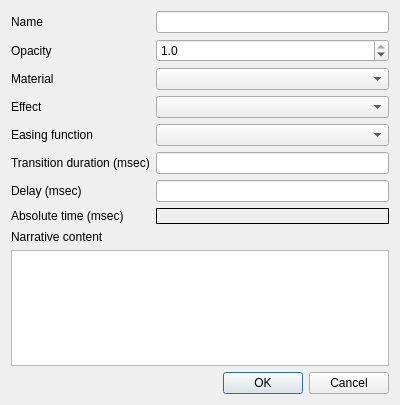
Above: ui/keyframedialog.ui from minorua/Qgis2threejs before the change. Below: the same form after it.
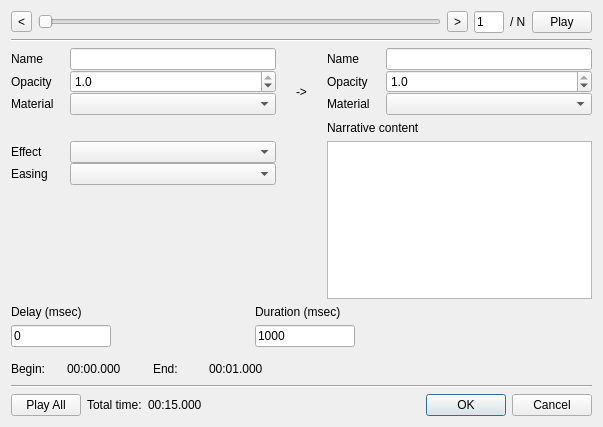
That is the form after the change.

Commit message:
show properties of two consecutive keyframes on the left side and right side of the keyframe dialog
- set dialog title, show absolute time and so on

What changed in the file:
```diff
--- a/ui/keyframedialog.ui
+++ b/ui/keyframedialog.ui
@@ -6,131 +6,359 @@
    <rect>
     <x>0</x>
     <y>0</y>
-    <width>400</width>
-    <height>405</height>
+    <width>603</width>
+    <height>427</height>
    </rect>
   </property>
+  <property name="minimumSize">
+   <size>
+    <width>500</width>
+    <height>0</height>
+   </size>
+  </property>
   <property name="windowTitle">
    <string>Keyframe</string>
   </property>
   <layout class="QVBoxLayout" name="verticalLayout">
    <item>
-    <layout class="QFormLayout" name="formLayout">
+    <layout class="QHBoxLayout" name="horizontalLayout">
+     <item>
+      <widget class="QToolButton" name="toolButtonPrev">
+       <property name="text">
+        <string>&lt;</string>
+       </property>
+      </widget>
+     </item>
+     <item>
+      <widget class="QSlider" name="horizontalSlider">
+       <property name="orientation">
+        <enum>Qt::Horizontal</enum>
+       </property>
+      </widget>
+     </item>
+     <item>
+      <widget class="QToolButton" name="toolButtonNext">
+       <property name="text">
+        <string>&gt;</string>
+       </property>
+      </widget>
+     </item>
+     <item>
+      <widget class="QLineEdit" name="lineEditCurrentKF">
+       <property name="maximumSize">
+        <size>
+         <width>30</width>
+         <height>16777215</height>
+        </size>
+       </property>
+       <property name="text">
+        <string>1</string>
+       </property>
+       <property name="readOnly">
+        <bool>true</bool>
+       </property>
+      </widget>
+     </item>
+     <item>
+      <widget class="QLabel" name="labelKFCount">
+       <property name="text">
+        <string>/ N</string>
+       </property>
+      </widget>
+     </item>
+     <item>
+      <widget class="QPushButton" name="pushButtonPlay">
+       <property name="maximumSize">
+        <size>
+         <width>60</width>
+         <height>16777215</height>
+        </size>
+       </property>
+       <property name="text">
+        <string>Play</string>
+       </property>
+      </widget>
+     </item>
+    </layout>
+   </item>
+   <item>
+    <widget class="Line" name="line2">
+     <property name="orientation">
+      <enum>Qt::Horizontal</enum>
+     </property>
+    </widget>
+   </item>
+   <item>
+    <layout class="QGridLayout" name="gridLayout">
+     <property name="horizontalSpacing">
+      <number>20</number>
+     </property>
+     <item row="2" column="2">
+      <widget class="QTextEdit" name="textEdit"/>
+     </item>
      <item row="0" column="0">
-      <widget class="QLabel" name="labelName">
-       <property name="text">
-        <string>Name</string>
-       </property>
-      </widget>
+      <layout class="QFormLayout" name="formLayout">
+       <item row="0" column="0">
+        <widget class="QLabel" name="labelName">
+         <property name="minimumSize">
+          <size>
+           <width>60</width>
+           <height>0</height>
+          </size>
+         </property>
+         <property name="text">
+          <string>Name</string>
+         </property>
+        </widget>
+       </item>
+       <item row="0" column="1">
+        <widget class="QLineEdit" name="lineEditName"/>
+       </item>
+       <item row="1" column="0">
+        <widget class="QLabel" name="labelOpacity">
+         <property name="minimumSize">
+          <size>
+           <width>60</width>
+           <height>0</height>
+          </size>
+         </property>
+         <property name="text">
+          <string>Opacity</string>
+         </property>
+        </widget>
+       </item>
+       <item row="1" column="1">
+        <widget class="QDoubleSpinBox" name="doubleSpinBoxOpacity">
+         <property name="inputMethodHints">
+          <set>Qt::ImhDigitsOnly</set>
+         </property>
+         <property name="decimals">
+          <number>1</number>
+         </property>
+         <property name="maximum">
+          <double>1.000000000000000</double>
+         </property>
+         <property name="singleStep">
+          <double>0.100000000000000</double>
+         </property>
+         <property name="value">
+          <double>1.000000000000000</double>
+         </property>
+        </widget>
+       </item>
+       <item row="2" column="0">
+        <widget class="QLabel" name="labelMaterial">
+         <property name="minimumSize">
+          <size>
+           <width>60</width>
+           <height>0</height>
+          </size>
+         </property>
+         <property name="text">
+          <string>Material</string>
+         </property>
+        </widget>
+       </item>
+       <item row="2" column="1">
+        <widget class="QComboBox" name="comboBoxMaterial"/>
+       </item>
+      </layout>
      </item>
-     <item row="0" column="1">
-      <widget class="QLineEdit" name="lineEditName"/>
-     </item>
-     <item row="5" column="0">
-      <widget class="QLabel" name="labelDuration">
+     <item row="1" column="2">
+      <widget class="QLabel" name="labelNarration">
        <property name="text">
-        <string>Transition duration (msec)</string>
+        <string>Narrative content</string>
        </property>
       </widget>
      </item>
-     <item row="5" column="1">
-      <widget class="QLineEdit" name="lineEditDuration"/>
-     </item>
-     <item row="6" column="0">
-      <widget class="QLabel" name="labelDelay">
+     <item row="0" column="1" rowspan="2">
+      <widget class="QLabel" name="labelArrow">
        <property name="text">
-        <string>Delay (msec)</string>
-       </property>
-      </widget>
-     </item>
-     <item row="6" column="1">
-      <widget class="QLineEdit" name="lineEditDelay"/>
-     </item>
-     <item row="7" column="0">
-      <widget class="QLabel" name="labelTime_2">
-       <property name="text">
-        <string>Absolute time (msec)</string>
-       </property>
-      </widget>
-     </item>
-     <item row="7" column="1">
-      <widget class="QLabel" name="labelTime">
-       <property name="frameShape">
-        <enum>QFrame::Box</enum>
-       </property>
-       <property name="text">
-        <string/>
-       </property>
-      </widget>
-     </item>
-     <item row="1" column="0">
-      <widget class="QLabel" name="labelOpacity">
-       <property name="text">
-        <string>Opacity</string>
-       </property>
-      </widget>
-     </item>
-     <item row="1" column="1">
-      <widget class="QDoubleSpinBox" name="doubleSpinBoxOpacity">
-       <property name="inputMethodHints">
-        <set>Qt::ImhDigitsOnly</set>
-       </property>
-       <property name="decimals">
-        <number>1</number>
-       </property>
-       <property name="maximum">
-        <double>1.000000000000000</double>
-       </property>
-       <property name="singleStep">
-        <double>0.100000000000000</double>
-       </property>
-       <property name="value">
-        <double>1.000000000000000</double>
+        <string>-&gt;</string>
        </property>
       </widget>
      </item>
      <item row="2" column="0">
-      <widget class="QLabel" name="labelMaterial">
-       <property name="text">
-        <string>Material</string>
-       </property>
-      </widget>
+      <layout class="QFormLayout" name="formLayout3">
+       <item row="1" column="0">
+        <widget class="QLabel" name="labelEasing">
+         <property name="minimumSize">
+          <size>
+           <width>60</width>
+           <height>0</height>
+          </size>
+         </property>
+         <property name="text">
+          <string>Easing</string>
+         </property>
+        </widget>
+       </item>
+       <item row="1" column="1">
+        <widget class="QComboBox" name="comboBoxEasing"/>
+       </item>
+       <item row="0" column="0">
+        <widget class="QLabel" name="labelEffect">
+         <property name="minimumSize">
+          <size>
+           <width>60</width>
+           <height>0</height>
+          </size>
+         </property>
+         <property name="text">
+          <string>Effect</string>
+         </property>
+        </widget>
+       </item>
+       <item row="0" column="1">
+        <widget class="QComboBox" name="comboBoxEffect"/>
+       </item>
+      </layout>
      </item>
-     <item row="2" column="1">
-      <widget class="QComboBox" name="comboBoxMaterial"/>
+     <item row="0" column="2">
+      <layout class="QFormLayout" name="formLayout2">
+       <item row="0" column="0">
+        <widget class="QLabel" name="labelName2">
+         <property name="minimumSize">
+          <size>
+           <width>60</width>
+           <height>0</height>
+          </size>
+         </property>
+         <property name="text">
+          <string>Name</string>
+         </property>
+        </widget>
+       </item>
+       <item row="0" column="1">
+        <widget class="QLineEdit" name="lineEditName2"/>
+       </item>
+       <item row="1" column="0">
+        <widget class="QLabel" name="labelOpacity2">
+         <property name="minimumSize">
+          <size>
+           <width>60</width>
+           <height>0</height>
+          </size>
+         </property>
+         <property name="text">
+          <string>Opacity</string>
+         </property>
+        </widget>
+       </item>
+       <item row="1" column="1">
+        <widget class="QDoubleSpinBox" name="doubleSpinBoxOpacity2">
+         <property name="inputMethodHints">
+          <set>Qt::ImhDigitsOnly</set>
+         </property>
+         <property name="decimals">
+          <number>1</number>
+         </property>
+         <property name="maximum">
+          <double>1.000000000000000</double>
+         </property>
+         <property name="singleStep">
+          <double>0.100000000000000</double>
+         </property>
+         <property name="value">
+          <double>1.000000000000000</double>
+         </property>
+        </widget>
+       </item>
+       <item row="2" column="0">
+        <widget class="QLabel" name="labelMaterial2">
+         <property name="text">
+          <string>Material</string>
+         </property>
+        </widget>
+       </item>
+       <item row="2" column="1">
+        <widget class="QComboBox" name="comboBoxMaterial2"/>
+       </item>
+      </layout>
      </item>
-     <item row="3" column="0">
-      <widget class="QLabel" name="labelEffect">
-       <property name="text">
-        <string>Effect</string>
+    </layout>
+   </item>
+   <item>
+    <layout class="QGridLayout" name="gridLayout2">
+     <item row="0" column="4">
+      <spacer name="horizontalSpacer2">
+       <property name="orientation">
+        <enum>Qt::Horizontal</enum>
        </property>
-      </widget>
+       <property name="sizeHint" stdset="0">
+        <size>
+         <width>40</width>
+         <height>20</height>
+        </size>
+       </property>
+      </spacer>
      </item>
-     <item row="3" column="1">
-      <widget class="QComboBox" name="comboBoxEffect"/>
+     <item row="0" column="0">
+      <layout class="QVBoxLayout" name="verticalLayout2">
+       <item>
+        <widget class="QLabel" name="labelDelay">
+         <property name="text">
+          <string>Delay (msec)</string>
+         </property>
+        </widget>
+       </item>
+       <item>
+        <widget class="QLineEdit" name="lineEditDelay">
+         <property name="maximumSize">
+          <size>
+           <width>100</width>
+           <height>16777215</height>
+          </size>
+         </property>
+         <property name="text">
+          <string>0</string>
+         </property>
+        </widget>
+       </item>
+      </layout>
      </item>
-     <item row="4" column="0">
-      <widget class="QLabel" name="labelEasing">
-       <property name="text">
-        <string>Easing function</string>
+     <item row="0" column="3">
+      <layout class="QVBoxLayout" name="verticalLayout3">
+       <property name="rightMargin">
+        <number>100</number>
        </property>
-      </widget>
+       <item>
+        <widget class="QLabel" name="labelDuration">
+         <property name="text">
+          <string>Duration (msec)</string>
+         </property>
+        </widget>
+       </item>
+       <item>
+        <widget class="QLineEdit" name="lineEditDuration">
+         <property name="maximumSize">
+          <size>
+           <width>100</width>
+           <height>16777215</height>
+          </size>
+         </property>
+         <property name="text">
+          <string>1000</string>
+         </property>
+        </widget>
+       </item>
+      </layout>
      </item>
-     <item row="4" column="1">
-      <widget class="QComboBox" name="comboBoxEasing"/>
+     <item row="0" column="1">
+      <spacer name="horizontalSpacer">
+       <property name="orientation">
+        <enum>Qt::Horizontal</enum>
+       </property>
+       <property name="sizeHint" stdset="0">
+        <size>
+         <width>40</width>
+         <height>20</height>
+        </size>
+       </property>
+      </spacer>
      </item>
     </layout>
    </item>
-   <item>
-    <widget class="QLabel" name="labelNarration">
-     <property name="text">
-      <string>Narrative content</string>
-     </property>
-    </widget>
-   </item>
-   <item>
-    <widget class="QTextEdit" name="textEdit"/>
-   </item>
    <item>
     <spacer name="verticalSpacer">
      <property name="orientation">
@@ -145,15 +373,122 @@
     </spacer>
    </item>
    <item>
-    <widget class="QDialogButtonBox" name="buttonBox">
+    <layout class="QHBoxLayout" name="horizontalLayout_2">
+     <item>
+      <widget class="QLabel" name="labelBegin">
+       <property name="minimumSize">
+        <size>
+         <width>50</width>
+         <height>0</height>
+        </size>
+       </property>
+       <property name="text">
+        <string>Begin: </string>
+       </property>
+      </widget>
+     </item>
+     <item>
+      <widget class="QLabel" name="labelTimeBegin">
+       <property name="minimumSize">
+        <size>
+         <width>80</width>
+         <height>0</height>
+        </size>
+       </property>
+       <property name="text">
+        <string>00:00.000</string>
+       </property>
+      </widget>
+     </item>
+     <item>
+      <widget class="QLabel" name="labelEnd">
+       <property name="minimumSize">
+        <size>
+         <width>50</width>
+         <height>0</height>
+        </size>
+       </property>
+       <property name="text">
+        <string>End:</string>
+       </property>
+      </widget>
+     </item>
+     <item>
+      <widget class="QLabel" name="labelTimeEnd">
+       <property name="minimumSize">
+        <size>
+         <width>80</width>
+         <height>0</height>
+        </size>
+       </property>
+       <property name="text">
+        <string>00:01.000</string>
+       </property>
+      </widget>
+     </item>
+     <item>
+      <spacer name="horizontalSpacer_2">
+       <property name="orientation">
+        <enum>Qt::Horizontal</enum>
+       </property>
+       <property name="sizeHint" stdset="0">
+        <size>
+         <width>40</width>
+         <height>20</height>
+        </size>
+       </property>
+      </spacer>
+     </item>
+    </layout>
+   </item>
+   <item>
+    <widget class="Line" name="line">
      <property name="orientation">
       <enum>Qt::Horizontal</enum>
      </property>
-     <property name="standardButtons">
-      <set>QDialogButtonBox::Cancel|QDialogButtonBox::Ok</set>
-     </property>
     </widget>
    </item>
+   <item>
+    <layout class="QHBoxLayout" name="horizontalLayout3">
+     <item>
+      <widget class="QPushButton" name="pushButtonPlayAll">
+       <property name="maximumSize">
+        <size>
+         <width>70</width>
+         <height>16777215</height>
+        </size>
+       </property>
+       <property name="text">
+        <string>Play All</string>
+       </property>
+      </widget>
+     </item>
+     <item>
+      <widget class="QLabel" name="label">
+       <property name="text">
+        <string>Total time:</string>
+       </property>
+      </widget>
+     </item>
+     <item>
+      <widget class="QLabel" name="labelTotal">
+       <property name="text">
+        <string>00:15.000</string>
+       </property>
+      </widget>
+     </item>
+     <item>
+      <widget class="QDialogButtonBox" name="buttonBox">
+       <property name="orientation">
+        <enum>Qt::Horizontal</enum>
+       </property>
+       <property name="standardButtons">
+        <set>QDialogButtonBox::Cancel|QDialogButtonBox::Ok</set>
+       </property>
+      </widget>
+     </item>
+    </layout>
+   </item>
   </layout>
  </widget>
  <tabstops>
```
Left out of the diff: 18 changed lines with no effect on the pictures. The commit also changes 2 other files.
